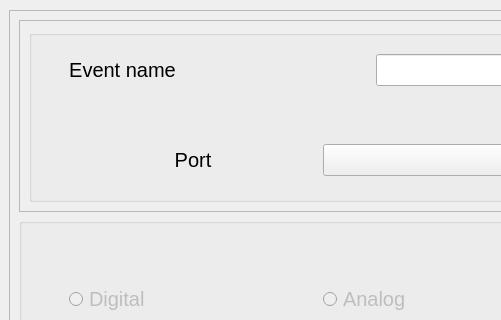
Qt form UI/create_new_event.ui (KehatSudri/Behavior_System2.0) before a commit; both pictures show x 0 to 501 and y 88 to 408 of the 663 by 795 pixel window.
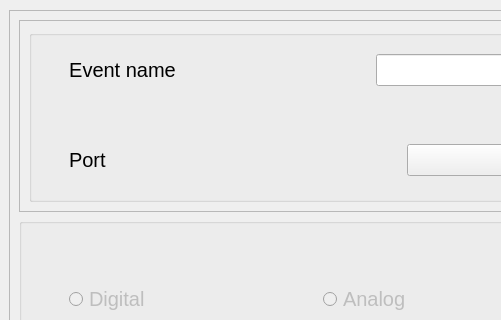
The same form after that commit.

What changed in the file:
```diff
--- a/UI/create_new_event.ui
+++ b/UI/create_new_event.ui
@@ -116,8 +116,8 @@
         <rect>
          <x>0</x>
          <y>0</y>
-         <width>643</width>
-         <height>600</height>
+         <width>637</width>
+         <height>574</height>
         </rect>
        </property>
        <layout class="QGridLayout" name="gridLayout">
@@ -146,9 +146,16 @@
               </property>
               <layout class="QHBoxLayout" name="horizontalLayout">
                <item>
-                <widget class="QLabel" name="label_2">
+                <widget class="QLabel" name="label_3">
                  <property name="text">
                   <string>Port</string>
+                 </property>
+                </widget>
+               </item>
+               <item>
+                <widget class="QLabel" name="label_2">
+                 <property name="text">
+                  <string/>
                  </property>
                  <property name="alignment">
                   <set>Qt::AlignCenter</set>
```
